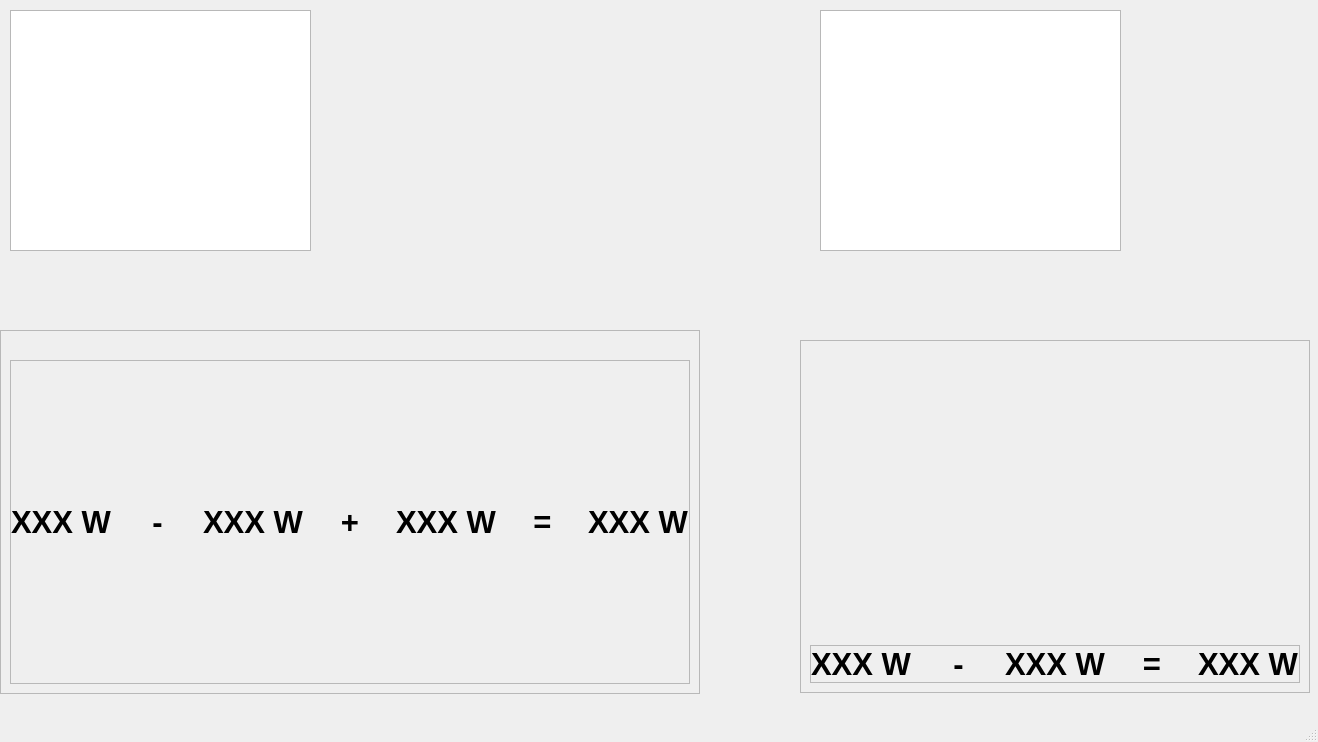
Old version of the form SRC/guiTesting.ui in the repository TylerCurtis011/LabScaleGrids-gui-tool.
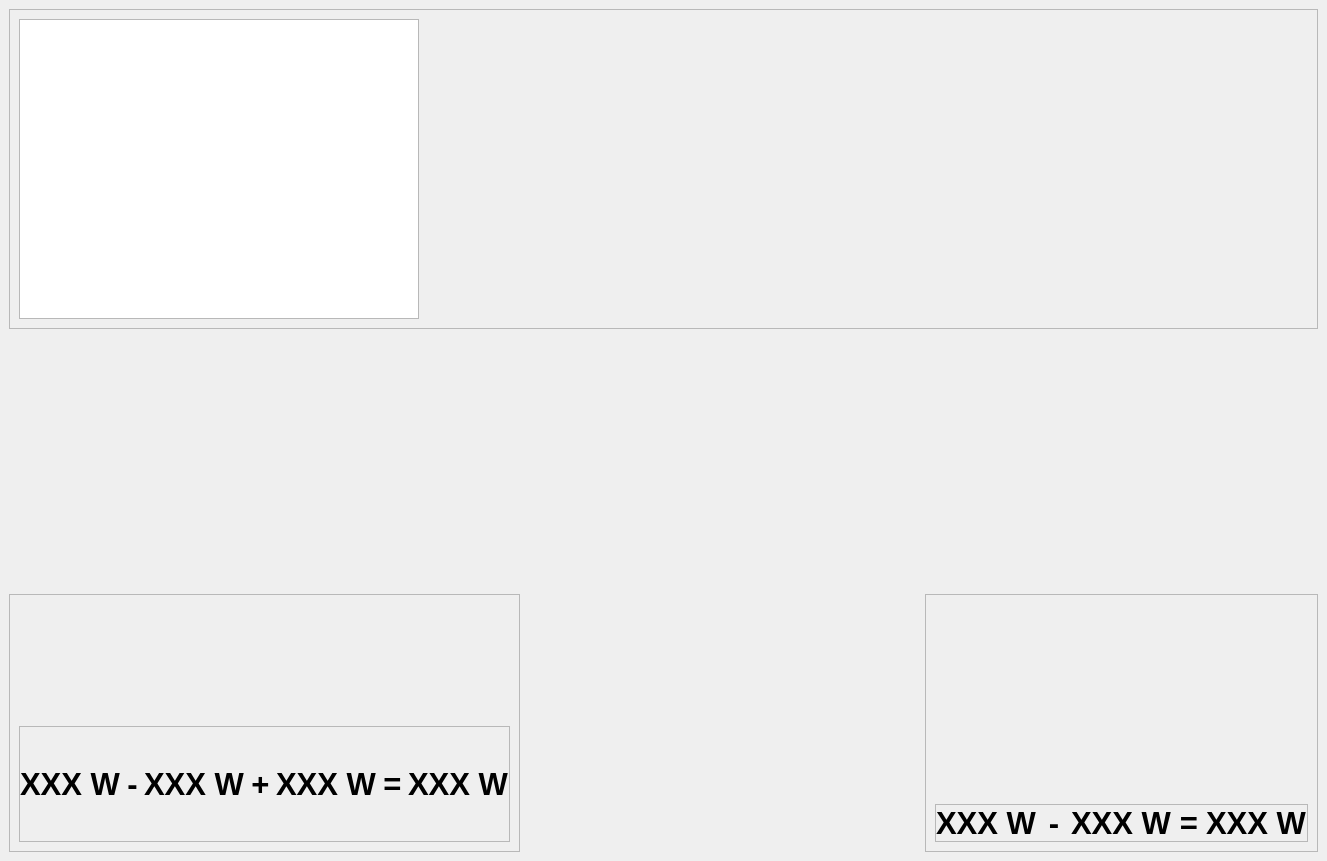
New version of the form. Icons and pictures are not drawn.

```diff
--- a/SRC/guiTesting.ui
+++ b/SRC/guiTesting.ui
@@ -6,8 +6,8 @@
    <rect>
     <x>0</x>
     <y>0</y>
-    <width>1318</width>
-    <height>742</height>
+    <width>1327</width>
+    <height>861</height>
    </rect>
   </property>
   <property name="windowTitle">
@@ -19,12 +19,65 @@
 }</string>
   </property>
   <widget class="QWidget" name="centralwidget">
+   <layout class="QGridLayout" name="gridLayout">
+    <item row="0" column="0" colspan="3">
+     <widget class="QFrame" name="frame_3">
+      <property name="frameShape">
+       <enum>QFrame::StyledPanel</enum>
+      </property>
+      <property name="frameShadow">
+       <enum>QFrame::Raised</enum>
+      </property>
+      <layout class="QHBoxLayout" name="horizontalLayout_3">
+       <item>
+        <widget class="QGraphicsView" name="AC_IV">
+         <property name="sizePolicy">
+          <sizepolicy hsizetype="Fixed" vsizetype="Fixed">
+           <horstretch>0</horstretch>
+           <verstretch>0</verstretch>
+          </sizepolicy>
+         </property>
+         <property name="minimumSize">
+          <size>
+           <width>400</width>
+           <height>300</height>
+          </size>
+         </property>
+        </widget>
+       </item>
+       <item>
+        <spacer name="horizontalSpacer">
+         <property name="orientation">
+          <enum>Qt::Horizontal</enum>
+         </property>
+         <property name="sizeHint" stdset="0">
+          <size>
+           <width>23</width>
+           <height>20</height>
+          </size>
+         </property>
+        </spacer>
+       </item>
+       <item>
+        <widget class="QWidget" name="widget" native="true">
+         <property name="sizePolicy">
+          <sizepolicy hsizetype="Preferred" vsizetype="Preferred">
+           <horstretch>0</horstretch>
+           <verstretch>0</verstretch>
+          </sizepolicy>
+         </property>
+         <property name="minimumSize">
+          <size>
+           <width>841</width>
+           <height>300</height>
+          </size>
+         </property>
    <widget class="QSlider" name="Irradiance_Slider">
     <property name="geometry">
      <rect>
-      <x>330</x>
-      <y>-10</y>
-      <width>591</width>
+            <x>0</x>
+            <y>40</y>
+            <width>811</width>
       <height>191</height>
      </rect>
     </property>
@@ -36,8 +89,8 @@
     </property>
     <property name="minimumSize">
      <size>
-      <width>220</width>
-      <height>80</height>
+            <width>811</width>
+            <height>191</height>
      </size>
     </property>
     <property name="styleSheet">
@@ -64,49 +117,48 @@
 }
 </string>
     </property>
+          <property name="minimum">
+           <number>15</number>
+          </property>
+          <property name="maximum">
+           <number>100</number>
+          </property>
+          <property name="value">
+           <number>100</number>
+          </property>
     <property name="orientation">
      <enum>Qt::Horizontal</enum>
     </property>
    </widget>
-   <widget class="QFrame" name="frame">
+         <widget class="QLabel" name="sun">
     <property name="geometry">
      <rect>
-      <x>800</x>
-      <y>340</y>
-      <width>510</width>
-      <height>353</height>
-     </rect>
-    </property>
-    <property name="frameShape">
-     <enum>QFrame::StyledPanel</enum>
-    </property>
-    <property name="frameShadow">
-     <enum>QFrame::Raised</enum>
-    </property>
-    <layout class="QVBoxLayout" name="verticalLayout">
-     <item>
-      <spacer name="verticalSpacer">
-       <property name="orientation">
-        <enum>Qt::Vertical</enum>
-       </property>
-       <property name="sizeHint" stdset="0">
-        <size>
-         <width>20</width>
-         <height>98</height>
-        </size>
-       </property>
-      </spacer>
-     </item>
-     <item>
-      <widget class="QLabel" name="DC">
+            <x>60</x>
+            <y>0</y>
+            <width>300</width>
+            <height>300</height>
+           </rect>
+          </property>
        <property name="sizePolicy">
         <sizepolicy hsizetype="Fixed" vsizetype="Fixed">
          <horstretch>0</horstretch>
          <verstretch>0</verstretch>
         </sizepolicy>
        </property>
-       <property name="autoFillBackground">
-        <bool>false</bool>
+          <property name="minimumSize">
+           <size>
+            <width>300</width>
+            <height>300</height>
+           </size>
+          </property>
+          <property name="maximumSize">
+           <size>
+            <width>300</width>
+            <height>300</height>
+           </size>
+          </property>
+          <property name="styleSheet">
+           <string notr="true"/>
        </property>
        <property name="text">
         <string/>
@@ -117,158 +169,48 @@
        <property name="scaledContents">
         <bool>true</bool>
        </property>
-       <property name="alignment">
-        <set>Qt::AlignBottom|Qt::AlignHCenter</set>
-       </property>
-      </widget>
-     </item>
-     <item>
-      <widget class="QFrame" name="DC_Eq_Frame">
-       <property name="sizePolicy">
-        <sizepolicy hsizetype="Preferred" vsizetype="Preferred">
-         <horstretch>0</horstretch>
-         <verstretch>0</verstretch>
-        </sizepolicy>
-       </property>
-       <property name="frameShape">
-        <enum>QFrame::StyledPanel</enum>
-       </property>
-       <property name="frameShadow">
-        <enum>QFrame::Raised</enum>
-       </property>
-       <layout class="QHBoxLayout" name="horizontalLayout_2">
-        <property name="leftMargin">
+          <property name="margin">
          <number>0</number>
         </property>
-        <property name="topMargin">
-         <number>0</number>
-        </property>
-        <property name="rightMargin">
-         <number>0</number>
-        </property>
-        <property name="bottomMargin">
-         <number>0</number>
-        </property>
-        <item>
-         <widget class="QLabel" name="DC_SAS_Power">
-          <property name="sizePolicy">
-           <sizepolicy hsizetype="Preferred" vsizetype="Preferred">
-            <horstretch>0</horstretch>
-            <verstretch>0</verstretch>
-           </sizepolicy>
-          </property>
-          <property name="font">
-           <font>
-            <pointsize>23</pointsize>
-            <weight>75</weight>
-            <bold>true</bold>
-           </font>
-          </property>
-          <property name="text">
-           <string>XXX W</string>
-          </property>
+          <property name="indent">
+           <number>-1</number>
+          </property>
          </widget>
-        </item>
-        <item>
-         <widget class="QLabel" name="minus_3">
-          <property name="sizePolicy">
-           <sizepolicy hsizetype="Preferred" vsizetype="Preferred">
-            <horstretch>0</horstretch>
-            <verstretch>0</verstretch>
-           </sizepolicy>
-          </property>
-          <property name="font">
-           <font>
-            <pointsize>23</pointsize>
-            <weight>75</weight>
-            <bold>true</bold>
-           </font>
-          </property>
-          <property name="text">
-           <string>-</string>
-          </property>
-          <property name="alignment">
-           <set>Qt::AlignCenter</set>
-          </property>
-         </widget>
-        </item>
-        <item>
-         <widget class="QLabel" name="Power_Optimizer_Power">
-          <property name="sizePolicy">
-           <sizepolicy hsizetype="Preferred" vsizetype="Preferred">
-            <horstretch>0</horstretch>
-            <verstretch>0</verstretch>
-           </sizepolicy>
-          </property>
-          <property name="font">
-           <font>
-            <pointsize>23</pointsize>
-            <weight>75</weight>
-            <bold>true</bold>
-           </font>
-          </property>
-          <property name="text">
-           <string>XXX W</string>
-          </property>
-         </widget>
-        </item>
-        <item>
-         <widget class="QLabel" name="equals_2">
-          <property name="sizePolicy">
-           <sizepolicy hsizetype="Preferred" vsizetype="Preferred">
-            <horstretch>0</horstretch>
-            <verstretch>0</verstretch>
-           </sizepolicy>
-          </property>
-          <property name="font">
-           <font>
-            <pointsize>23</pointsize>
-            <weight>75</weight>
-            <bold>true</bold>
-           </font>
-          </property>
-          <property name="text">
-           <string>=</string>
-          </property>
-          <property name="alignment">
-           <set>Qt::AlignCenter</set>
-          </property>
-         </widget>
-        </item>
-        <item>
-         <widget class="QLabel" name="DC_Load_Power">
-          <property name="sizePolicy">
-           <sizepolicy hsizetype="Preferred" vsizetype="Preferred">
-            <horstretch>0</horstretch>
-            <verstretch>0</verstretch>
-           </sizepolicy>
-          </property>
-          <property name="font">
-           <font>
-            <pointsize>23</pointsize>
-            <weight>75</weight>
-            <bold>true</bold>
-           </font>
-          </property>
-          <property name="text">
-           <string>XXX W</string>
-          </property>
-         </widget>
-        </item>
-       </layout>
-      </widget>
-     </item>
-    </layout>
-   </widget>
+         <zorder>sun</zorder>
+         <zorder>Irradiance_Slider</zorder>
+        </widget>
+       </item>
+      </layout>
+     </widget>
+    </item>
+    <item row="1" column="0">
+     <spacer name="verticalSpacer_2">
+      <property name="orientation">
+       <enum>Qt::Vertical</enum>
+      </property>
+      <property name="sizeHint" stdset="0">
+       <size>
+        <width>20</width>
+        <height>147</height>
+       </size>
+      </property>
+     </spacer>
+    </item>
+    <item row="1" column="2">
+     <spacer name="verticalSpacer_3">
+      <property name="orientation">
+       <enum>Qt::Vertical</enum>
+      </property>
+      <property name="sizeHint" stdset="0">
+       <size>
+        <width>20</width>
+        <height>147</height>
+       </size>
+      </property>
+     </spacer>
+    </item>
+    <item row="2" column="0">
    <widget class="QFrame" name="frame_2">
-    <property name="geometry">
-     <rect>
-      <x>0</x>
-      <y>330</y>
-      <width>700</width>
-      <height>364</height>
-     </rect>
-    </property>
     <property name="frameShape">
      <enum>QFrame::StyledPanel</enum>
     </property>
@@ -279,7 +221,7 @@
      <item>
       <widget class="QLabel" name="AC">
        <property name="sizePolicy">
-        <sizepolicy hsizetype="Fixed" vsizetype="Fixed">
+          <sizepolicy hsizetype="Preferred" vsizetype="Preferred">
          <horstretch>0</horstretch>
          <verstretch>0</verstretch>
         </sizepolicy>
@@ -479,38 +421,213 @@
      </item>
     </layout>
    </widget>
-   <widget class="QGraphicsView" name="AC_IV">
-    <property name="geometry">
-     <rect>
-      <x>10</x>
-      <y>10</y>
-      <width>301</width>
-      <height>241</height>
-     </rect>
-    </property>
+    </item>
+    <item row="2" column="1">
+     <spacer name="horizontalSpacer_2">
+      <property name="orientation">
+       <enum>Qt::Horizontal</enum>
+      </property>
+      <property name="sizeHint" stdset="0">
+       <size>
+        <width>71</width>
+        <height>20</height>
+       </size>
+      </property>
+     </spacer>
+    </item>
+    <item row="2" column="2">
+     <widget class="QFrame" name="frame">
     <property name="sizePolicy">
-     <sizepolicy hsizetype="Fixed" vsizetype="Fixed">
+       <sizepolicy hsizetype="Expanding" vsizetype="Expanding">
       <horstretch>0</horstretch>
       <verstretch>0</verstretch>
      </sizepolicy>
     </property>
-   </widget>
-   <widget class="QGraphicsView" name="DC_IV">
-    <property name="geometry">
-     <rect>
-      <x>820</x>
-      <y>10</y>
-      <width>301</width>
-      <height>241</height>
-     </rect>
-    </property>
+      <property name="frameShape">
+       <enum>QFrame::StyledPanel</enum>
+      </property>
+      <property name="frameShadow">
+       <enum>QFrame::Raised</enum>
+      </property>
+      <layout class="QVBoxLayout" name="verticalLayout">
+       <item>
+        <spacer name="verticalSpacer">
+         <property name="orientation">
+          <enum>Qt::Vertical</enum>
+         </property>
+         <property name="sizeHint" stdset="0">
+          <size>
+           <width>20</width>
+           <height>98</height>
+          </size>
+         </property>
+        </spacer>
+       </item>
+       <item>
+        <widget class="QLabel" name="DC">
+         <property name="sizePolicy">
+          <sizepolicy hsizetype="Preferred" vsizetype="Preferred">
+           <horstretch>0</horstretch>
+           <verstretch>0</verstretch>
+          </sizepolicy>
+         </property>
+         <property name="autoFillBackground">
+          <bool>false</bool>
+         </property>
+         <property name="text">
+          <string/>
+         </property>
+         <property name="pixmap">
+          <pixmap resource="resource.qrc">:/images/images/DC_Grid.png</pixmap>
+         </property>
+         <property name="scaledContents">
+          <bool>true</bool>
+         </property>
+         <property name="alignment">
+          <set>Qt::AlignBottom|Qt::AlignHCenter</set>
+         </property>
+        </widget>
+       </item>
+       <item>
+        <widget class="QFrame" name="DC_Eq_Frame">
+         <property name="sizePolicy">
+          <sizepolicy hsizetype="Preferred" vsizetype="Preferred">
+           <horstretch>0</horstretch>
+           <verstretch>0</verstretch>
+          </sizepolicy>
+         </property>
+         <property name="frameShape">
+          <enum>QFrame::StyledPanel</enum>
+         </property>
+         <property name="frameShadow">
+          <enum>QFrame::Raised</enum>
+         </property>
+         <layout class="QHBoxLayout" name="horizontalLayout_2">
+          <property name="leftMargin">
+           <number>0</number>
+          </property>
+          <property name="topMargin">
+           <number>0</number>
+          </property>
+          <property name="rightMargin">
+           <number>0</number>
+          </property>
+          <property name="bottomMargin">
+           <number>0</number>
+          </property>
+          <item>
+           <widget class="QLabel" name="DC_SAS_Power">
     <property name="sizePolicy">
-     <sizepolicy hsizetype="Fixed" vsizetype="Fixed">
+             <sizepolicy hsizetype="Preferred" vsizetype="Preferred">
       <horstretch>0</horstretch>
       <verstretch>0</verstretch>
      </sizepolicy>
     </property>
-   </widget>
+            <property name="font">
+             <font>
+              <pointsize>23</pointsize>
+              <weight>75</weight>
+              <bold>true</bold>
+             </font>
+            </property>
+            <property name="text">
+             <string>XXX W</string>
+            </property>
+           </widget>
+          </item>
+          <item>
+           <widget class="QLabel" name="minus_3">
+            <property name="sizePolicy">
+             <sizepolicy hsizetype="Preferred" vsizetype="Preferred">
+              <horstretch>0</horstretch>
+              <verstretch>0</verstretch>
+             </sizepolicy>
+            </property>
+            <property name="font">
+             <font>
+              <pointsize>23</pointsize>
+              <weight>75</weight>
+              <bold>true</bold>
+             </font>
+            </property>
+            <property name="text">
+             <string>-</string>
+            </property>
+            <property name="alignment">
+             <set>Qt::AlignCenter</set>
+            </property>
+           </widget>
+          </item>
+          <item>
+           <widget class="QLabel" name="Power_Optimizer_Power">
+            <property name="sizePolicy">
+             <sizepolicy hsizetype="Preferred" vsizetype="Preferred">
+              <horstretch>0</horstretch>
+              <verstretch>0</verstretch>
+             </sizepolicy>
+            </property>
+            <property name="font">
+             <font>
+              <pointsize>23</pointsize>
+              <weight>75</weight>
+              <bold>true</bold>
+             </font>
+            </property>
+            <property name="text">
+             <string>XXX W</string>
+            </property>
+           </widget>
+          </item>
+          <item>
+           <widget class="QLabel" name="equals_2">
+            <property name="sizePolicy">
+             <sizepolicy hsizetype="Preferred" vsizetype="Preferred">
+              <horstretch>0</horstretch>
+              <verstretch>0</verstretch>
+             </sizepolicy>
+            </property>
+            <property name="font">
+             <font>
+              <pointsize>23</pointsize>
+              <weight>75</weight>
+              <bold>true</bold>
+             </font>
+            </property>
+            <property name="text">
+             <string>=</string>
+            </property>
+            <property name="alignment">
+             <set>Qt::AlignCenter</set>
+            </property>
+           </widget>
+          </item>
+          <item>
+           <widget class="QLabel" name="DC_Load_Power">
+            <property name="sizePolicy">
+             <sizepolicy hsizetype="Preferred" vsizetype="Preferred">
+              <horstretch>0</horstretch>
+              <verstretch>0</verstretch>
+             </sizepolicy>
+            </property>
+            <property name="font">
+             <font>
+              <pointsize>23</pointsize>
+              <weight>75</weight>
+              <bold>true</bold>
+             </font>
+            </property>
+            <property name="text">
+             <string>XXX W</string>
+            </property>
+           </widget>
+          </item>
+         </layout>
+        </widget>
+       </item>
+      </layout>
+     </widget>
+    </item>
+   </layout>
   </widget>
   <widget class="QMenuBar" name="menubar">
    <property name="geometry">
@@ -522,7 +639,6 @@
     </rect>
    </property>
   </widget>
-  <widget class="QStatusBar" name="statusbar"/>
  </widget>
  <resources>
   <include location="resource.qrc"/>
```
Left out of the diff: 12 changed lines with no effect on the pictures. Lines whose indentation alone changed are shown as unchanged.
